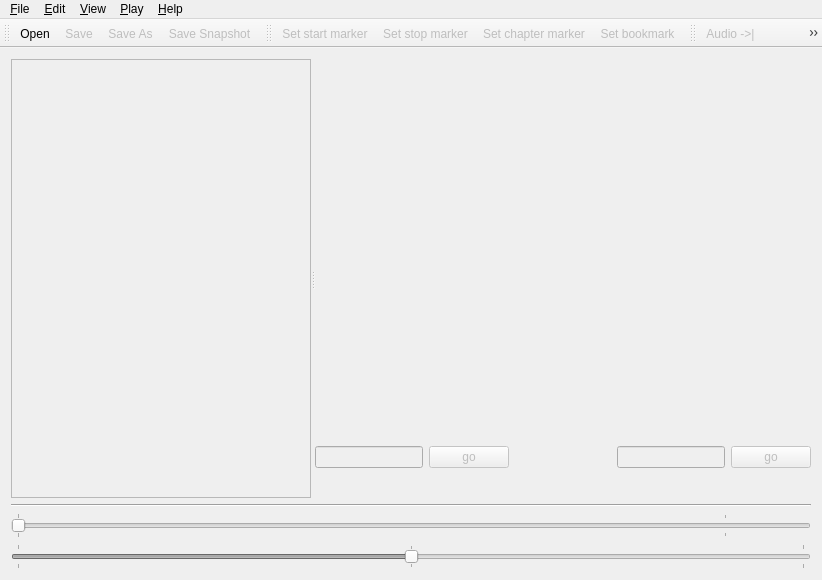
luke147/tvclipper, file tvclipper/tvclipper.ui: the form before one commit.
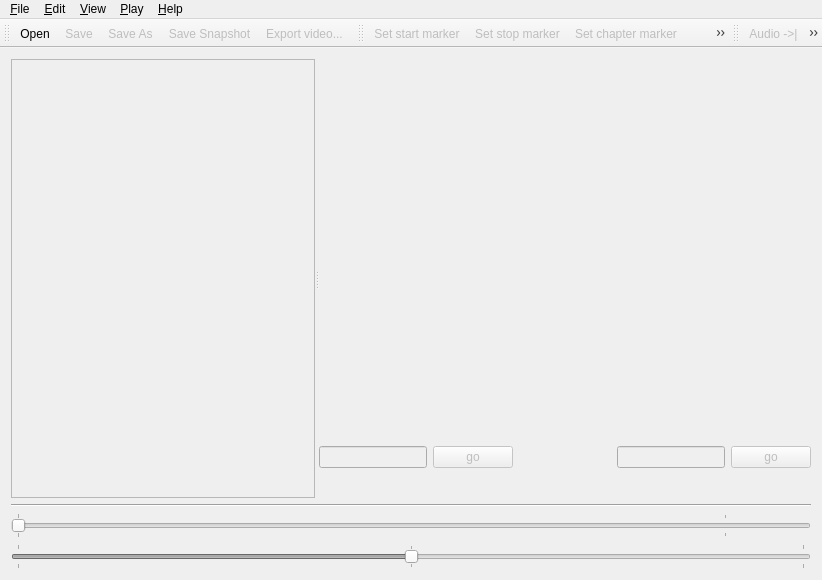
The form after the commit. Icons and pictures are not drawn.

Diff of the .ui file:
```diff
--- a/tvclipper/tvclipper.ui
+++ b/tvclipper/tvclipper.ui
@@ -23,6 +23,9 @@
    <layout class="QVBoxLayout">
     <item>
      <widget class="QSplitter" name="splitter3">
+      <property name="enabled">
+       <bool>true</bool>
+      </property>
       <property name="orientation">
        <enum>Qt::Horizontal</enum>
       </property>
@@ -47,7 +50,7 @@
        </property>
       </widget>
       <widget class="QWidget" name="layout7">
-       <layout class="QVBoxLayout">
+       <layout class="QVBoxLayout" name="mainImageLayout">
         <property name="leftMargin">
          <number>0</number>
         </property>
@@ -63,9 +66,9 @@
         <item>
          <layout class="QHBoxLayout">
           <item>
-           <widget class="QLabel" name="imagedisplay">
+           <widget class="QLabel" name="imageDisplay">
             <property name="sizePolicy">
-             <sizepolicy hsizetype="Fixed" vsizetype="Fixed">
+             <sizepolicy hsizetype="MinimumExpanding" vsizetype="MinimumExpanding">
               <horstretch>0</horstretch>
               <verstretch>0</verstretch>
              </sizepolicy>
@@ -82,16 +85,16 @@
            </widget>
           </item>
           <item>
-           <spacer name="spacer1">
+           <spacer name="imageSpacer1">
             <property name="orientation">
              <enum>Qt::Horizontal</enum>
             </property>
             <property name="sizeType">
-             <enum>QSizePolicy::Expanding</enum>
+             <enum>QSizePolicy::Minimum</enum>
             </property>
             <property name="sizeHint" stdset="0">
              <size>
-              <width>503</width>
+              <width>3</width>
               <height>16</height>
              </size>
             </property>
@@ -100,23 +103,29 @@
          </layout>
         </item>
         <item>
-         <spacer name="spacer4">
+         <spacer name="imageSpacer2">
           <property name="orientation">
            <enum>Qt::Vertical</enum>
           </property>
           <property name="sizeType">
-           <enum>QSizePolicy::Expanding</enum>
+           <enum>QSizePolicy::Minimum</enum>
           </property>
           <property name="sizeHint" stdset="0">
            <size>
             <width>16</width>
-            <height>254</height>
+            <height>3</height>
            </size>
           </property>
          </spacer>
         </item>
         <item>
-         <layout class="QHBoxLayout">
+         <layout class="QHBoxLayout" name="controlingLayout">
+          <property name="spacing">
+           <number>6</number>
+          </property>
+          <property name="sizeConstraint">
+           <enum>QLayout::SetNoConstraint</enum>
+          </property>
           <item>
            <widget class="QLineEdit" name="goinput">
             <property name="enabled">
@@ -232,7 +241,13 @@
          </layout>
         </item>
         <item>
-         <layout class="QHBoxLayout">
+         <layout class="QHBoxLayout" name="infoLayout">
+          <property name="sizeConstraint">
+           <enum>QLayout::SetDefaultConstraint</enum>
+          </property>
+          <property name="topMargin">
+           <number>0</number>
+          </property>
           <item>
            <widget class="QLabel" name="pictimelabel">
             <property name="enabled">
@@ -434,6 +449,7 @@
    <addaction name="fileSaveAction"/>
    <addaction name="fileSaveAsAction"/>
    <addaction name="snapshotSaveAction"/>
+   <addaction name="fileExportAction"/>
   </widget>
   <widget class="QToolBar" name="eventToolbar">
    <property name="label" stdset="0">
```
Left out of the diff: 47 changed lines with no effect on the pictures.
